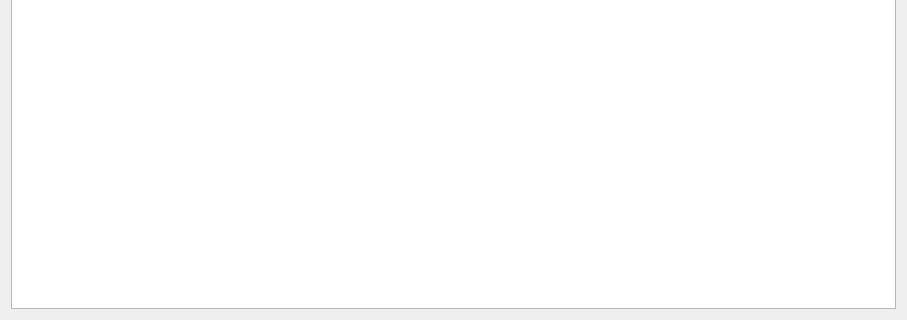
First picture: the form in ComputreeGui/view/Steps/gstepviewdefault.ui, repository computree/computree-v3, before the edit; both pictures show x 0 to 907 and y 245 to 565 of the 907 by 565 pixel window.
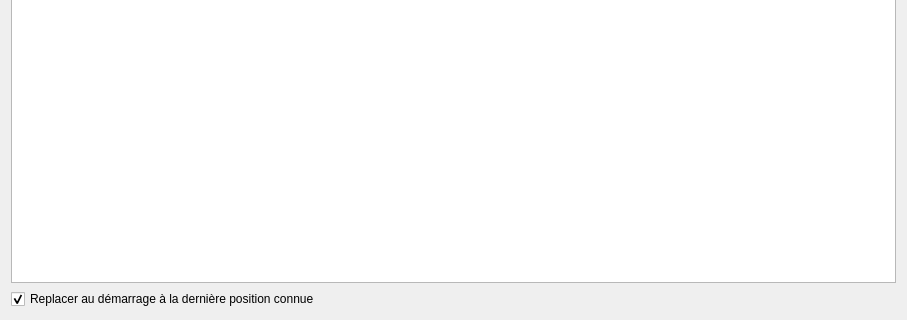
Second picture: the form after the edit. Custom widgets are drawn as their Qt base class.

What changed in the file:
```diff
--- a/ComputreeGui/view/Steps/gstepviewdefault.ui
+++ b/ComputreeGui/view/Steps/gstepviewdefault.ui
@@ -58,6 +58,16 @@
    <item>
     <widget class="GStepsTreeViewDefault" name="treeView"/>
    </item>
+   <item>
+    <widget class="QCheckBox" name="checkBoxShowAtLastPosition">
+     <property name="text">
+      <string>Replacer au démarrage à la dernière position connue</string>
+     </property>
+     <property name="checked">
+      <bool>true</bool>
+     </property>
+    </widget>
+   </item>
   </layout>
  </widget>
  <customwidgets>
```
